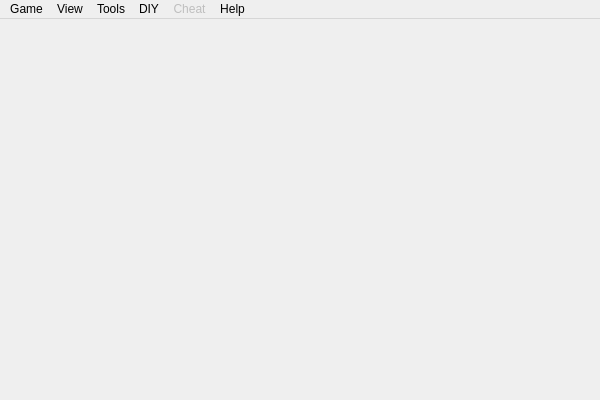
This is src/dialog/mainwindow.ui in wy19890204/Shuihusha as Qt 5 draws it before an edit. The edited form follows.
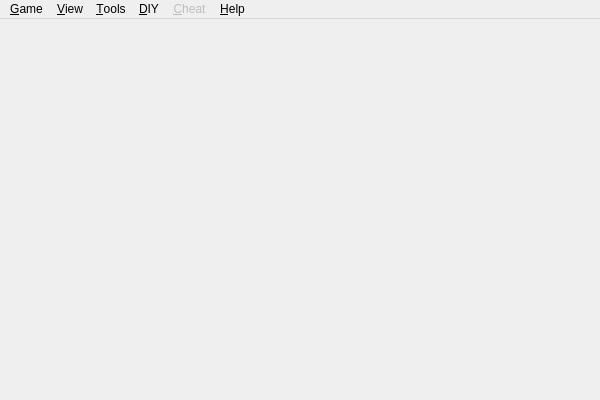
This is the edited form. Icons and pictures are not drawn.

```diff
--- a/src/dialog/mainwindow.ui
+++ b/src/dialog/mainwindow.ui
@@ -20,12 +20,12 @@
      <x>0</x>
      <y>0</y>
      <width>600</width>
-     <height>23</height>
+     <height>19</height>
     </rect>
    </property>
    <widget class="QMenu" name="menuGame">
     <property name="title">
-     <string>Game</string>
+     <string>&amp;Game</string>
     </property>
     <addaction name="actionStart_Game"/>
     <addaction name="actionStart_Server"/>
@@ -35,7 +35,7 @@
    </widget>
    <widget class="QMenu" name="menuOptions">
     <property name="title">
-     <string>Tools</string>
+     <string>&amp;Tools</string>
     </property>
     <addaction name="actionConfigure"/>
     <addaction name="actionGeneral_Overview"/>
@@ -57,7 +57,7 @@
    </widget>
    <widget class="QMenu" name="menuHelp">
     <property name="title">
-     <string>Help</string>
+     <string>&amp;Help</string>
     </property>
     <addaction name="actionAbout"/>
     <addaction name="actionAbout_Qt"/>
@@ -69,7 +69,7 @@
    </widget>
    <widget class="QMenu" name="menuView">
     <property name="title">
-     <string>View</string>
+     <string>&amp;View</string>
     </property>
     <addaction name="actionShow_Hide_Menu"/>
     <addaction name="actionFullscreen"/>
@@ -80,7 +80,7 @@
      <bool>false</bool>
     </property>
     <property name="title">
-     <string>Cheat</string>
+     <string>&amp;Cheat</string>
     </property>
     <addaction name="actionGet_card"/>
     <addaction name="actionDamage_maker"/>
@@ -91,7 +91,7 @@
    </widget>
    <widget class="QMenu" name="menuDIY">
     <property name="title">
-     <string>DIY</string>
+     <string>&amp;DIY</string>
     </property>
     <addaction name="actionCard_editor"/>
     <addaction name="actionScript_editor"/>
```
Left out of the diff: 14 changed lines with no effect on the pictures.
